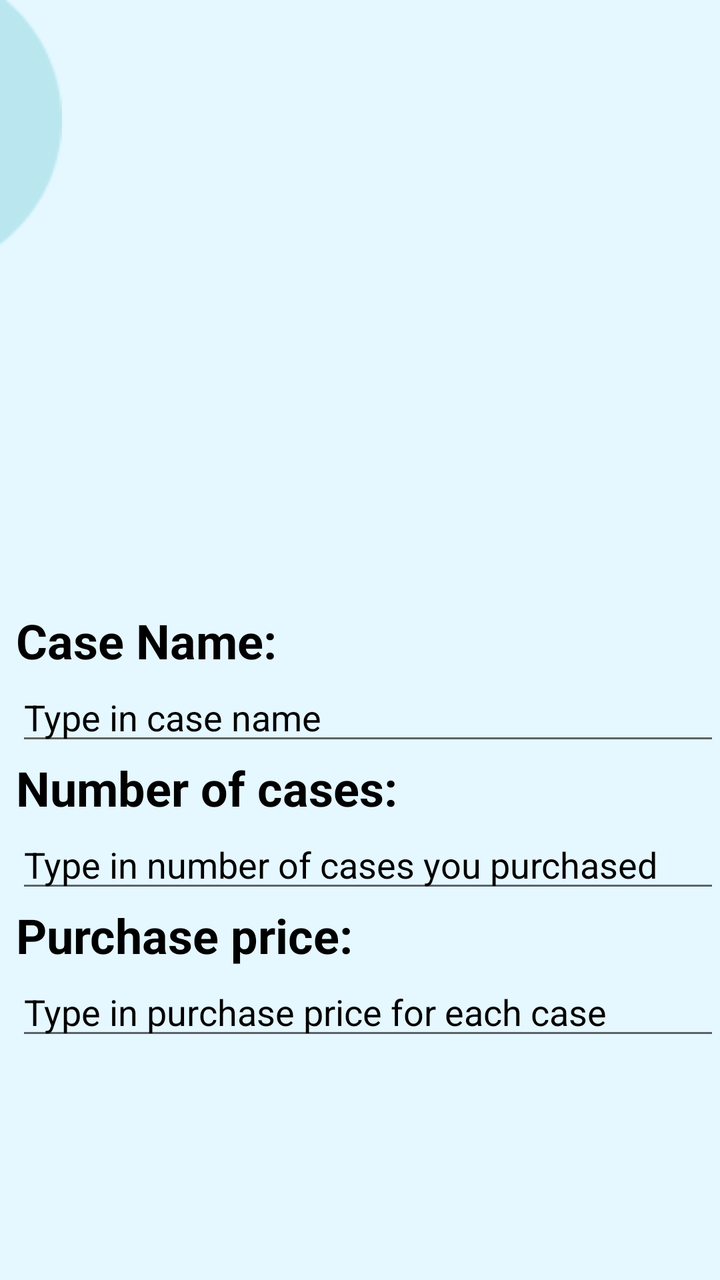
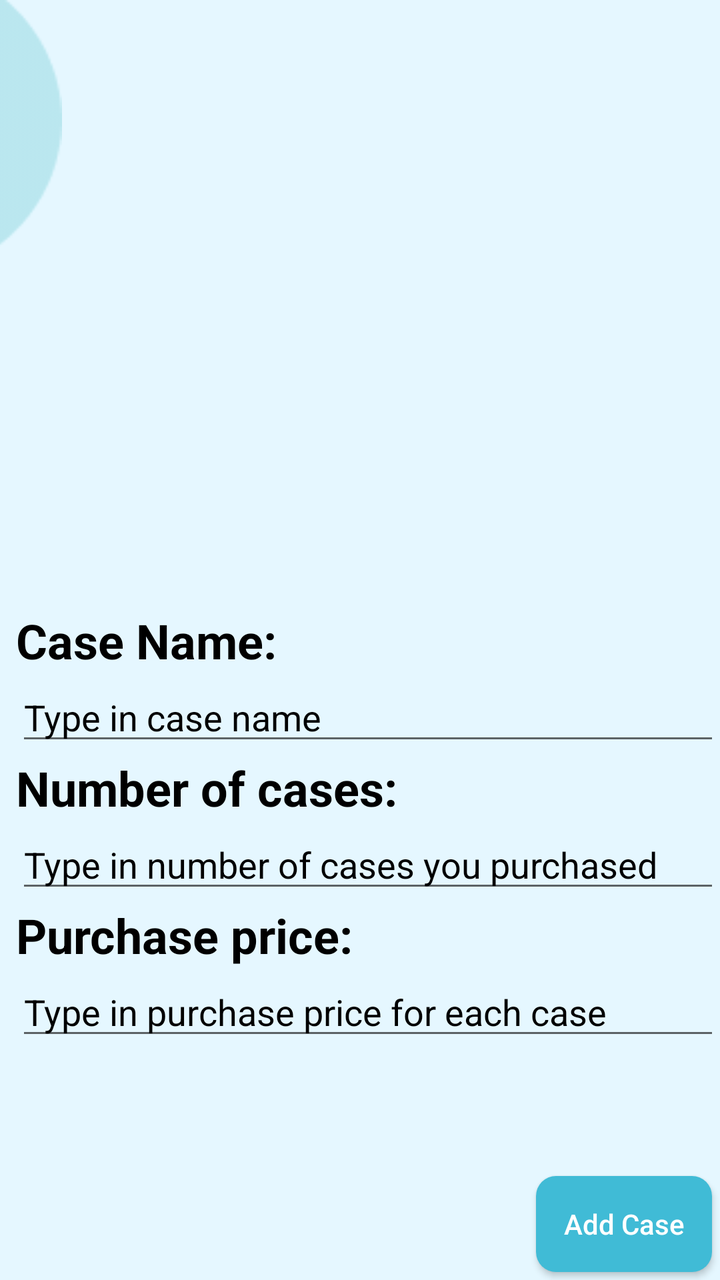

Before-and-after screenshots of an Android layout around one commit, followed by the original layout XML and the change that was made.
<!-- AndroidManifest.xml: application theme AppTheme -->
<!-- res/layout/fragment_add_case.xml -->
<?xml version="1.0" encoding="utf-8"?>
<androidx.constraintlayout.widget.ConstraintLayout xmlns:android="http://schemas.android.com/apk/res/android"
    xmlns:app="http://schemas.android.com/apk/res-auto"
    android:layout_width="match_parent"
    android:layout_height="match_parent"
    android:background="@color/frontPageBackground">


    <ImageView
        android:id="@+id/backgroundCyrcle"
        android:layout_width="138dp"
        android:layout_height="138dp"
        android:layout_marginEnd="304dp"
        android:src="@drawable/ic_backgroundcyrcle"
        app:layout_constraintBottom_toBottomOf="parent"
        app:layout_constraintEnd_toEndOf="parent"
        app:layout_constraintTop_toTopOf="parent"
        app:layout_constraintVertical_bias="0.0" />

    <ImageView
        android:id="@+id/backgroundCyrcleTwo"
        android:layout_width="143dp"
        android:layout_height="155dp"
        android:layout_marginBottom="612dp"
        android:src="@drawable/ic_backgroundcyrcletwo"
        app:layout_constraintBottom_toBottomOf="parent"
        app:layout_constraintEnd_toEndOf="parent"
        app:layout_constraintHorizontal_bias="0.0"
        app:layout_constraintStart_toStartOf="parent" />

    <TextView
        android:id="@+id/CaseNameTextView"
        android:layout_width="match_parent"
        android:layout_height="wrap_content"
        android:layout_marginStart="8dp"
        android:text="@string/add_case_case_name"
        android:textColor="@color/black"
        android:textSize="24sp"
        android:textStyle="bold"
        app:layout_constraintBottom_toBottomOf="parent"
        app:layout_constraintEnd_toEndOf="parent"
        app:layout_constraintStart_toStartOf="parent"
        app:layout_constraintTop_toTopOf="parent" />


    <AutoCompleteTextView
        android:id="@+id/caseNameEditText"
        android:layout_width="match_parent"
        android:layout_height="wrap_content"
        android:layout_marginStart="8dp"
        android:hint="@string/add_case_name_hint"
        android:textColor="@color/black"
        android:textColorHint="@color/black"
        app:layout_constraintBottom_toTopOf="@id/numberOfCaseTextView"
        app:layout_constraintEnd_toEndOf="@id/CaseNameTextView"
        app:layout_constraintStart_toStartOf="@id/CaseNameTextView"
        app:layout_constraintTop_toBottomOf="@id/CaseNameTextView" />


    <TextView
        android:id="@+id/numberOfCaseTextView"
        android:layout_width="match_parent"
        android:layout_height="wrap_content"
        android:layout_marginStart="8dp"
        android:text="@string/add_case_number_of_cases"
        android:textColor="@color/black"
        android:textSize="24sp"
        android:textStyle="bold"
        app:layout_constraintEnd_toEndOf="@id/caseNameEditText"
        app:layout_constraintStart_toStartOf="@id/caseNameEditText"
        app:layout_constraintTop_toBottomOf="@id/caseNameEditText" />

    <EditText
        android:id="@+id/numberOfCaseEditText"
        android:layout_width="match_parent"
        android:layout_height="wrap_content"
        android:layout_marginStart="8dp"
        android:textColor="@color/black"
        android:textColorHint="@color/black"
        app:layout_constraintEnd_toEndOf="@id/numberOfCaseTextView"
        app:layout_constraintStart_toStartOf="@id/numberOfCaseTextView"
        app:layout_constraintTop_toBottomOf="@id/numberOfCaseTextView"
        android:hint="@string/add_case_number_of_cases_hint"
        android:inputType="number"
        android:importantForAutofill="no" />

    <TextView
        android:id="@+id/purchasePriceTextView"
        android:layout_width="match_parent"
        android:layout_height="wrap_content"
        android:layout_marginStart="8dp"
        android:text="@string/add_case_purchase_price"
        android:textColor="@color/black"
        android:textSize="24sp"
        android:textStyle="bold"
        app:layout_constraintEnd_toEndOf="@id/numberOfCaseEditText"
        app:layout_constraintStart_toStartOf="@id/numberOfCaseEditText"
        app:layout_constraintTop_toBottomOf="@id/numberOfCaseEditText" />

    <EditText
        android:id="@+id/purchasePriceEditText"
        android:layout_width="match_parent"
        android:layout_height="wrap_content"
        android:layout_marginStart="8dp"
        android:hint="@string/add_case_purchase_price_hint"
        android:textColor="@color/black"
        android:textColorHint="@color/black"
        android:inputType="numberDecimal"
        app:layout_constraintEnd_toEndOf="@id/purchasePriceTextView"
        app:layout_constraintStart_toStartOf="@id/purchasePriceTextView"
        app:layout_constraintTop_toBottomOf="@id/purchasePriceTextView"
        android:importantForAutofill="no" />

</androidx.constraintlayout.widget.ConstraintLayout>
<!-- resources referenced by this layout -->
<resources>
  <color name="black">#FF000000</color>
  <color name="frontPageBackground">#E5F7FF</color>
  <!-- drawable ic_backgroundcyrcle: png bitmap (drawable-v24, 1239 bytes) -->
  <!-- drawable ic_backgroundcyrcletwo: png bitmap (drawable-v24, 1343 bytes) -->
  <string name="add_case_case_name">Case Name:</string>
  <string name="add_case_name_hint">Type in case name</string>
  <string name="add_case_number_of_cases">Number of cases:</string>
  <string name="add_case_number_of_cases_hint">Type in number of cases you purchased</string>
  <string name="add_case_purchase_price">Purchase price:</string>
  <string name="add_case_purchase_price_hint">Type in purchase price for each case</string>
  <style name="AppTheme" parent="Theme.AppCompat.DayNight.DarkActionBar">
          
          <item name="colorPrimary">@color/colorPrimary</item>
          <item name="colorPrimaryDark">@color/colorPrimaryDark</item>
          <item name="colorAccent">@color/colorAccent</item>
      </style>
  <color name="colorPrimary">#40BBD6</color>
  <color name="colorPrimaryDark">#2FA1BA</color>
  <color name="colorAccent">#2FA1BA</color>
</resources>

<!-- the commit's change to res/layout/fragment_add_case.xml (unified diff, before → after) -->
@@ -44,7 +44,7 @@
 
 
     <AutoCompleteTextView
-        android:id="@+id/caseNameEditText"
+        android:id="@+id/addCaseCaseName"
         android:layout_width="match_parent"
         android:layout_height="wrap_content"
         android:layout_marginStart="8dp"
@@ -66,12 +66,12 @@
         android:textColor="@color/black"
         android:textSize="24sp"
         android:textStyle="bold"
-        app:layout_constraintEnd_toEndOf="@id/caseNameEditText"
-        app:layout_constraintStart_toStartOf="@id/caseNameEditText"
-        app:layout_constraintTop_toBottomOf="@id/caseNameEditText" />
+        app:layout_constraintEnd_toEndOf="@id/addCaseCaseName"
+        app:layout_constraintStart_toStartOf="@id/addCaseCaseName"
+        app:layout_constraintTop_toBottomOf="@id/addCaseCaseName" />
 
     <EditText
-        android:id="@+id/numberOfCaseEditText"
+        android:id="@+id/addCaseCaseAmount"
         android:layout_width="match_parent"
         android:layout_height="wrap_content"
         android:layout_marginStart="8dp"
@@ -93,12 +93,12 @@
         android:textColor="@color/black"
         android:textSize="24sp"
         android:textStyle="bold"
-        app:layout_constraintEnd_toEndOf="@id/numberOfCaseEditText"
-        app:layout_constraintStart_toStartOf="@id/numberOfCaseEditText"
-        app:layout_constraintTop_toBottomOf="@id/numberOfCaseEditText" />
+        app:layout_constraintEnd_toEndOf="@id/addCaseCaseAmount"
+        app:layout_constraintStart_toStartOf="@id/addCaseCaseAmount"
+        app:layout_constraintTop_toBottomOf="@id/addCaseCaseAmount" />
 
     <EditText
-        android:id="@+id/purchasePriceEditText"
+        android:id="@+id/addCaseCasePurchasePrice"
         android:layout_width="match_parent"
         android:layout_height="wrap_content"
         android:layout_marginStart="8dp"
@@ -111,4 +111,18 @@
         app:layout_constraintTop_toBottomOf="@id/purchasePriceTextView"
         android:importantForAutofill="no" />
 
+    <Button
+        android:id="@+id/addCaseButton"
+        android:layout_width="wrap_content"
+        android:layout_height="wrap_content"
+        android:background="@drawable/button_background"
+        android:text="@string/add_case_button"
+        android:padding="8dp"
+        android:textAllCaps="false"
+        android:textSize="14sp"
+        android:textColor="@color/white"
+        android:layout_margin="4dp"
+        app:layout_constraintBottom_toBottomOf="parent"
+        app:layout_constraintEnd_toEndOf="parent"/>
+
 </androidx.constraintlayout.widget.ConstraintLayout>
<!-- resource entries referenced after the edit -->
@@ -2,8 +2,17 @@
 <resources>
   <color name="black">#FF000000</color>
   <color name="frontPageBackground">#E5F7FF</color>
+  <color name="white">#FFFFFFFF</color>
+  <!-- drawable button_background (drawable-v24) -->
+  <?xml version="1.0" encoding="utf-8"?>
+  <shape xmlns:android="http://schemas.android.com/apk/res/android"
+      android:shape="rectangle">
+      <solid android:color="@color/frontPageButtonColor" />
+      <corners android:radius="10dp" />
+  </shape>
   <!-- drawable ic_backgroundcyrcle: png bitmap (drawable-v24, 1239 bytes) -->
   <!-- drawable ic_backgroundcyrcletwo: png bitmap (drawable-v24, 1343 bytes) -->
+  <string name="add_case_button">Add Case</string>
   <string name="add_case_case_name">Case Name:</string>
   <string name="add_case_name_hint">Type in case name</string>
   <string name="add_case_number_of_cases">Number of cases:</string>
@@ -16,6 +25,7 @@
           <item name="colorPrimaryDark">@color/colorPrimaryDark</item>
           <item name="colorAccent">@color/colorAccent</item>
       </style>
+  <color name="frontPageButtonColor">#40BBD6</color>
   <color name="colorPrimary">#40BBD6</color>
   <color name="colorPrimaryDark">#2FA1BA</color>
   <color name="colorAccent">#2FA1BA</color>
